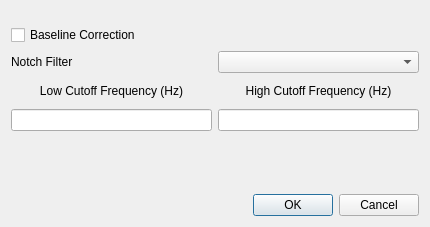
This is exploredesktop/modules/ui/dialog_plot_settings_light.ui in Mscix/explore-desktop as Qt 5 draws it before an edit. The edited form follows.
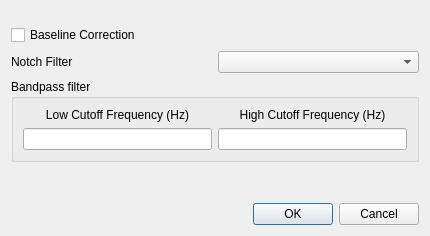
This is the edited form.

```diff
--- a/exploredesktop/modules/ui/dialog_plot_settings_light.ui
+++ b/exploredesktop/modules/ui/dialog_plot_settings_light.ui
@@ -7,7 +7,7 @@
     <x>0</x>
     <y>0</y>
     <width>430</width>
-    <height>227</height>
+    <height>236</height>
    </rect>
   </property>
   <property name="windowTitle">
@@ -39,6 +39,12 @@
     </layout>
    </item>
    <item>
+    <widget class="QGroupBox" name="groupBox">
+     <property name="title">
+      <string>Bandpass filter</string>
+     </property>
+     <layout class="QHBoxLayout" name="horizontalLayout_3">
+      <item>
     <layout class="QHBoxLayout" name="horizontalLayout">
      <item>
       <layout class="QVBoxLayout" name="verticalLayout">
@@ -92,6 +98,9 @@
       </layout>
      </item>
     </layout>
+      </item>
+     </layout>
+    </widget>
    </item>
    <item>
     <widget class="QLabel" name="lbl_warning">
```
Left out of the diff: 4 changed lines with no effect on the pictures. Lines whose indentation alone changed are shown as unchanged.
